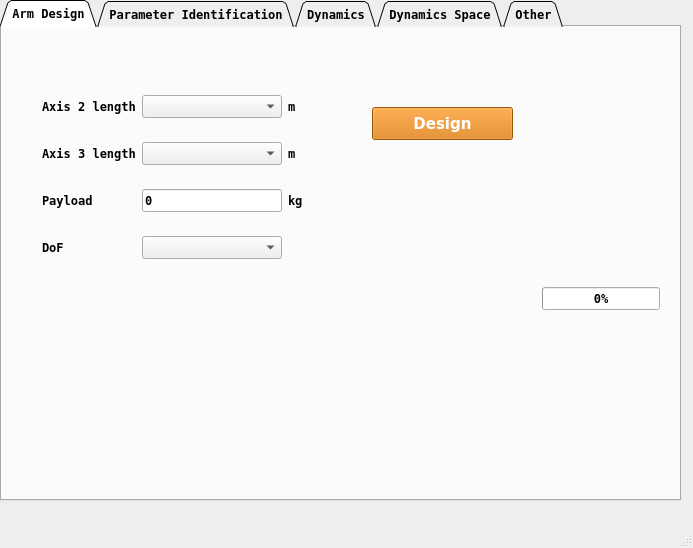
Old version of the form interface_control/scripts/main.ui in the repository SamKaiYang/Optimization-of-robotic-arm-design.
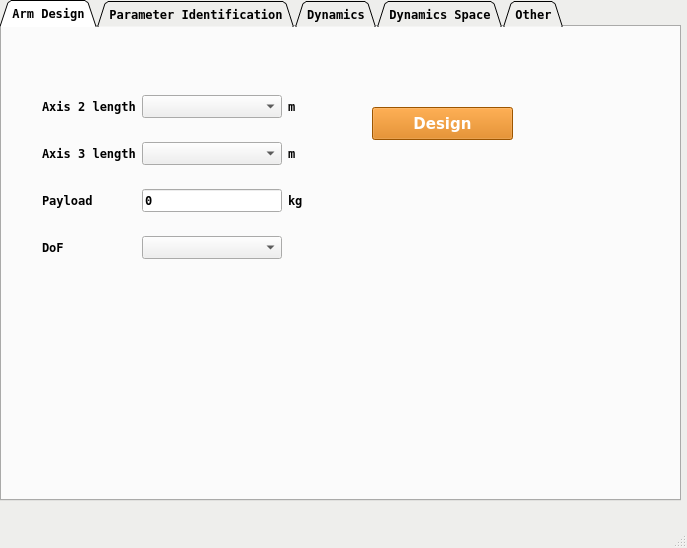
New version of the form. Icons and pictures are not drawn. Custom widgets are drawn as their Qt base class.

What changed in the file:
```diff
--- a/interface_control/scripts/main.ui
+++ b/interface_control/scripts/main.ui
@@ -6,7 +6,7 @@
    <rect>
     <x>0</x>
     <y>0</y>
-    <width>693</width>
+    <width>687</width>
     <height>548</height>
    </rect>
   </property>
@@ -119,19 +119,6 @@
      <attribute name="title">
       <string>Arm Design</string>
      </attribute>
-     <widget class="QProgressBar" name="progressBar_design">
-      <property name="geometry">
-       <rect>
-        <x>540</x>
-        <y>260</y>
-        <width>118</width>
-        <height>23</height>
-       </rect>
-      </property>
-      <property name="value">
-       <number>0</number>
-      </property>
-     </widget>
      <widget class="QWidget" name="gridLayoutWidget">
       <property name="geometry">
        <rect>
@@ -3363,6 +3350,14 @@
   </widget>
   <widget class="QStatusBar" name="statusbar"/>
  </widget>
+ <customwidgets>
+  <customwidget>
+   <class>roundProgressBar</class>
+   <extends>QWidget</extends>
+   <header>PySide2extn.RoundProgressBar.h</header>
+   <container>1</container>
+  </customwidget>
+ </customwidgets>
  <resources/>
  <connections/>
 </ui>
```
Left out of the diff: 28 changed lines with no effect on the pictures.
